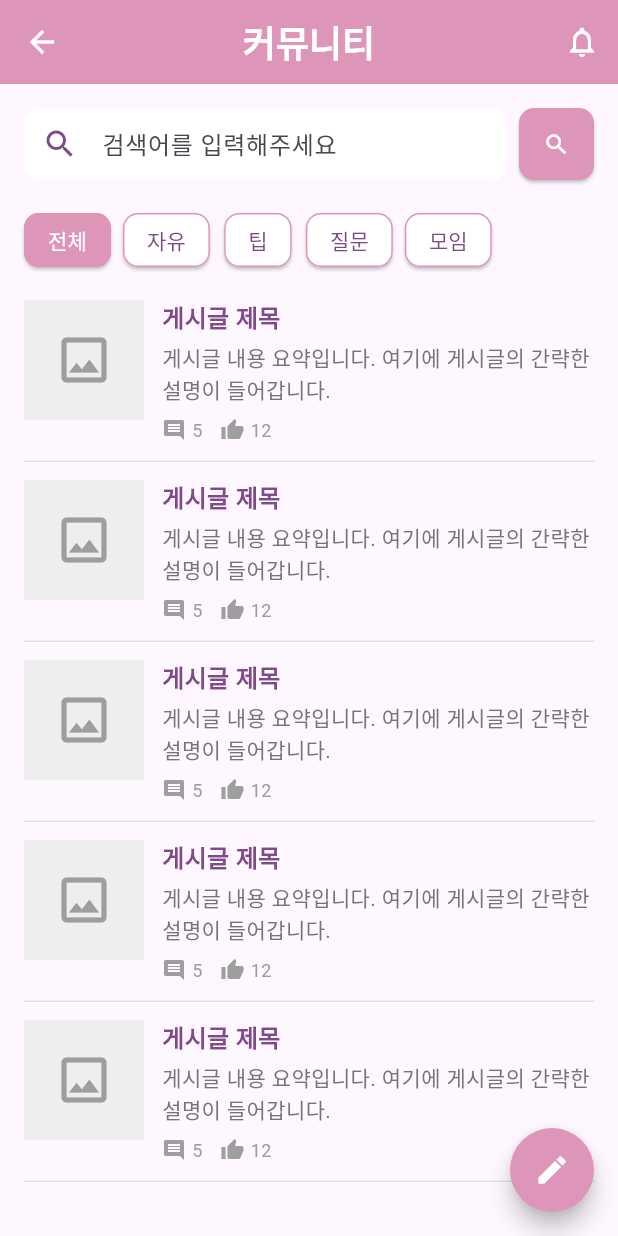
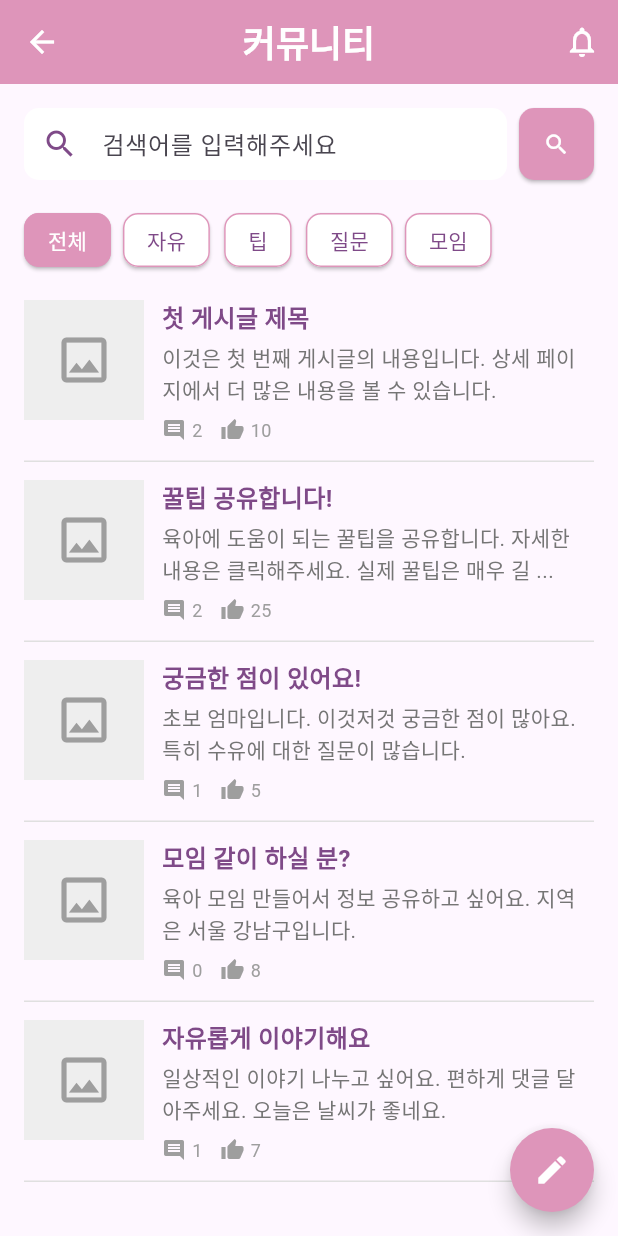
Before and after one commit to shiroHSG/Pium, a Flutter app: the CommunityPage screen opened directly, on a phone screen of 412 x 824 dp. Run offline on Flutter 3.47's test engine with Material 3 defaults, Android fonts, the phone set to English and light mode, and no system bars; our stand-ins replace shared_preferences; accounts and stored records are empty; Roboto replaces fonts that are missing (Jua).

Commit message:
update pages

```diff
--- /dev/null
+++ b/backend_spring/src/main/frontend_flutter/lib/models/post_detail.dart
@@ -0,0 +1,31 @@
+class PostDetail {
+  final String title;
+  final String content;
+  final String authorId;
+  final String category;
+  final String date;
+  final int likes;
+  final int views;
+  final List<Comment> comments;
+
+  PostDetail({
+    required this.title,
+    required this.content,
+    required this.authorId,
+    required this.category,
+    required this.date,
+    required this.likes,
+    required this.views,
+    required this.comments,
+  });
+}
+
+class Comment {
+  final String author;
+  final String text;
+
+  Comment({
+    required this.author,
+    required this.text,
+  });
+}
--- a/backend_spring/src/main/frontend_flutter/lib/pages/community/community_page.dart
+++ b/backend_spring/src/main/frontend_flutter/lib/pages/community/community_page.dart
@@ -1,6 +1,8 @@
 import 'package:flutter/material.dart';
 import 'package:frontend_flutter/theme/app_theme.dart';
-import 'package:frontend_flutter/pages/community/create_post_page.dart'; // CreatePostPage import
+import 'package:frontend_flutter/pages/community/create_post_page.dart';
+import 'package:frontend_flutter/pages/community/post_detail_page.dart';
+import 'package:frontend_flutter/models/post_detail.dart';
 
 class CommunityPage extends StatefulWidget {
   const CommunityPage({Key? key}) : super(key: key);
@@ -11,6 +13,79 @@ class CommunityPage extends StatefulWidget {
 
 class _CommunityPageState extends State<CommunityPage> {
   String _selectedCategory = '전체';
+
+  // 모든 게시글 데이터를 저장하는 리스트
+  final List<PostDetail> _allPosts = [
+    PostDetail(
+      title: '첫 게시글 제목',
+      content: '이것은 첫 번째 게시글의 내용입니다. 상세 페이지에서 더 많은 내용을 볼 수 있습니다.',
+      authorId: '사용자123',
+      category: '자유',
+      date: '2025년 05월 20일',
+      likes: 10,
+      views: 120,
+      comments: [
+        Comment(author: '댓글러1', text: '정말 좋은 글이네요!'),
+        Comment(author: '댓글러2', text: '공감합니다.'),
+      ],
+    ),
+    PostDetail(
+      title: '꿀팁 공유합니다!',
+      content: '육아에 도움이 되는 꿀팁을 공유합니다. 자세한 내용은 클릭해주세요. 실제 꿀팁은 매우 길 수 있습니다.',
+      authorId: '육아마스터',
+      category: '팁',
+      date: '2025년 05월 19일',
+      likes: 25,
+      views: 300,
+      comments: [
+        Comment(author: '궁금맘', text: '어떤 팁인지 궁금해요!'),
+        Comment(author: '초보아빠', text: '덕분에 많은 도움이 됐어요.'),
+      ],
+    ),
+    PostDetail(
+      title: '궁금한 점이 있어요!',
+      content: '초보 엄마입니다. 이것저것 궁금한 점이 많아요. 특히 수유에 대한 질문이 많습니다.',
+      authorId: '초보맘',
+      category: '질문',
+      date: '2025년 05월 18일',
+      likes: 5,
+      views: 80,
+      comments: [
+        Comment(author: '경험맘', text: '제가 아는 선에서 답변해드릴게요!'),
+      ],
+    ),
+    PostDetail(
+      title: '모임 같이 하실 분?',
+      content: '육아 모임 만들어서 정보 공유하고 싶어요. 지역은 서울 강남구입니다.',
+      authorId: '모임장',
+      category: '모임',
+      date: '2025년 05월 17일',
+      likes: 8,
+      views: 150,
+      comments: [],
+    ),
+    PostDetail(
+      title: '자유롭게 이야기해요',
+      content: '일상적인 이야기 나누고 싶어요. 편하게 댓글 달아주세요. 오늘은 날씨가 좋네요.',
+      authorId: '자유인',
+      category: '자유',
+      date: '2025년 05월 16일',
+      likes: 7,
+      views: 90,
+      comments: [
+        Comment(author: '지나가던', text: '네 안녕하세요!'),
+      ],
+    ),
+  ];
+
+  // 현재 선택된 카테고리에 따라 필터링된 게시글 리스트를 반환하는 Getter
+  List<PostDetail> get _filteredPosts {
+    if (_selectedCategory == '전체') {
+      return _allPosts;
+    } else {
+      return _allPosts.where((post) => post.category == _selectedCategory).toList();
+    }
+  }
 
   @override
   Widget build(BuildContext context) {
@@ -29,7 +104,6 @@ class _CommunityPageState extends State<CommunityPage> {
             onPressed: () {},
             color: Colors.white,
           ),
-          // 필요하다면 여기에 기존의 다른 아이콘 버튼 추가
         ],
       ),
       body: SingleChildScrollView(
@@ -58,9 +132,7 @@ class _CommunityPageState extends State<CommunityPage> {
                   ),
                   const SizedBox(width: 8),
                   ElevatedButton(
-                    onPressed: () {
-                      // 검색 동작
-                    },
+                    onPressed: () {},
                     style: ElevatedButton.styleFrom(
                       backgroundColor: AppTheme.primaryPurple,
                       foregroundColor: Colors.white,
@@ -75,7 +147,6 @@ class _CommunityPageState extends State<CommunityPage> {
                 ],
               ),
               const SizedBox(height: 16),
-
               SingleChildScrollView(
                 scrollDirection: Axis.horizontal,
                 child: Row(
@@ -89,19 +160,25 @@ class _CommunityPageState extends State<CommunityPage> {
                 ),
               ),
               const SizedBox(height: 16),
-
-              _buildPostItem(),
-              _buildPostItem(),
-              _buildPostItem(),
-              _buildPostItem(),
-              _buildPostItem(),
+              // 필터링된 게시글 목록을 표시
+              if (_filteredPosts.isEmpty)
+                const Center(
+                  child: Padding(
+                    padding: EdgeInsets.all(20.0),
+                    child: Text(
+                      '해당 카테고리의 게시글이 없습니다.',
+                      style: TextStyle(fontSize: 16, color: Colors.grey),
+                    ),
+                  ),
+                )
+              else
+                ..._filteredPosts.map((post) => _buildPostItem(post: post)).toList(),
             ],
           ),
         ),
       ),
       floatingActionButton: FloatingActionButton(
         onPressed: () {
-          // 글 작성 페이지로 이동
           Navigator.push(
             context,
             MaterialPageRoute(builder: (context) => const CreatePostPage()),
@@ -143,8 +220,19 @@ class _CommunityPageState extends State<CommunityPage> {
     );
   }
 
-  Widget _buildPostItem() {
-    return Container(
+  Widget _buildPostItem({required PostDetail post}) {
+    return GestureDetector(
+      onTap: () {
+        Navigator.push(
+          context,
+          MaterialPageRoute(
+            builder: (context) => PostDetailPage(
+              post: post,
+            ),
+          ),
+        );
+      },
+      child: Container(
         margin: const EdgeInsets.only(bottom: 12),
         decoration: BoxDecoration(
           border: Border(bottom: BorderSide(color: Colors.grey.shade300)),
@@ -164,13 +252,13 @@ class _CommunityPageState extends State<CommunityPage> {
               child: Column(
                 crossAxisAlignment: CrossAxisAlignment.start,
                 children: [
-                const Text(
-                  '게시글 제목',
-                  style: TextStyle(fontWeight: FontWeight.bold, fontSize: 16, color: AppTheme.textPurple),
+                  Text(
+                    post.title,
+                    style: const TextStyle(fontWeight: FontWeight.bold, fontSize: 16, color: AppTheme.textPurple),
                   ),
                   const SizedBox(height: 4),
                   Text(
-                  '게시글 내용 요약입니다. 여기에 게시글의 간략한 설명이 들어갑니다.',
+                    post.content.length > 50 ? '${post.content.substring(0, 50)}...' : post.content,
                     style: TextStyle(color: Colors.grey.shade600, fontSize: 14),
                     maxLines: 2,
                     overflow: TextOverflow.ellipsis,
@@ -180,11 +268,11 @@ class _CommunityPageState extends State<CommunityPage> {
                     children: [
                       Icon(Icons.comment, size: 16, color: Colors.grey.shade500),
                       const SizedBox(width: 4),
-                    Text('5', style: TextStyle(color: Colors.grey.shade500, fontSize: 12)),
+                      Text(post.comments.length.toString(), style: TextStyle(color: Colors.grey.shade500, fontSize: 12)),
                       const SizedBox(width: 12),
                       Icon(Icons.thumb_up, size: 16, color: Colors.grey.shade500),
                       const SizedBox(width: 4),
-                    Text('12', style: TextStyle(color: Colors.grey.shade500, fontSize: 12)),
+                      Text(post.likes.toString(), style: TextStyle(color: Colors.grey.shade500, fontSize: 12)),
                     ],
                   ),
                 ],
@@ -192,6 +280,7 @@ class _CommunityPageState extends State<CommunityPage> {
             ),
           ],
         ),
+      ),
     );
   }
 }
--- a/backend_spring/src/main/frontend_flutter/lib/pages/my_page/childProfile_page.dart
+++ b/backend_spring/src/main/frontend_flutter/lib/pages/my_page/childProfile_page.dart
@@ -113,9 +113,9 @@ class _ChildProfilePageState extends State<ChildProfilePage> {
   Widget build(BuildContext context) {
     return Scaffold(
       appBar: AppBar(
-        title: const Text('아이 프로필', style: TextStyle(color: AppTheme.textPurple)),
-        backgroundColor: Colors.white,
-        iconTheme: const IconThemeData(color: AppTheme.primaryPurple),
+        title: const Text('아이 프로필', style: TextStyle(color: Colors.white)),
+        backgroundColor: AppTheme.primaryPurple,
+        iconTheme: const IconThemeData(color: Colors.white),
       ),
       body: SingleChildScrollView(
         child: Column(
--- a/backend_spring/src/main/frontend_flutter/lib/pages/my_page/profile_edit_page.dart
+++ b/backend_spring/src/main/frontend_flutter/lib/pages/my_page/profile_edit_page.dart
@@ -8,7 +8,7 @@ class ProfileEditPage extends StatelessWidget {
   Widget build(BuildContext context) {
     return Scaffold(
       appBar: AppBar(
-        backgroundColor: AppTheme.lightPink,
+        backgroundColor: AppTheme.primaryPurple,
         elevation: 0,
         leading: IconButton(
           icon: const Icon(Icons.arrow_back, color: AppTheme.textPurple),
@@ -19,7 +19,7 @@ class ProfileEditPage extends StatelessWidget {
         title: const Text(
           '프로필 수정',
           style: TextStyle(
-            color: AppTheme.textPurple,
+            color: Colors.white,
           ),
         ),
         centerTitle: true,
```
Also changed, not shown: backend_spring/src/main/frontend_flutter/lib/pages/community/post_detail_page.dart (added, +239 -0 lines). Lines whose indentation alone changed are shown as unchanged.
